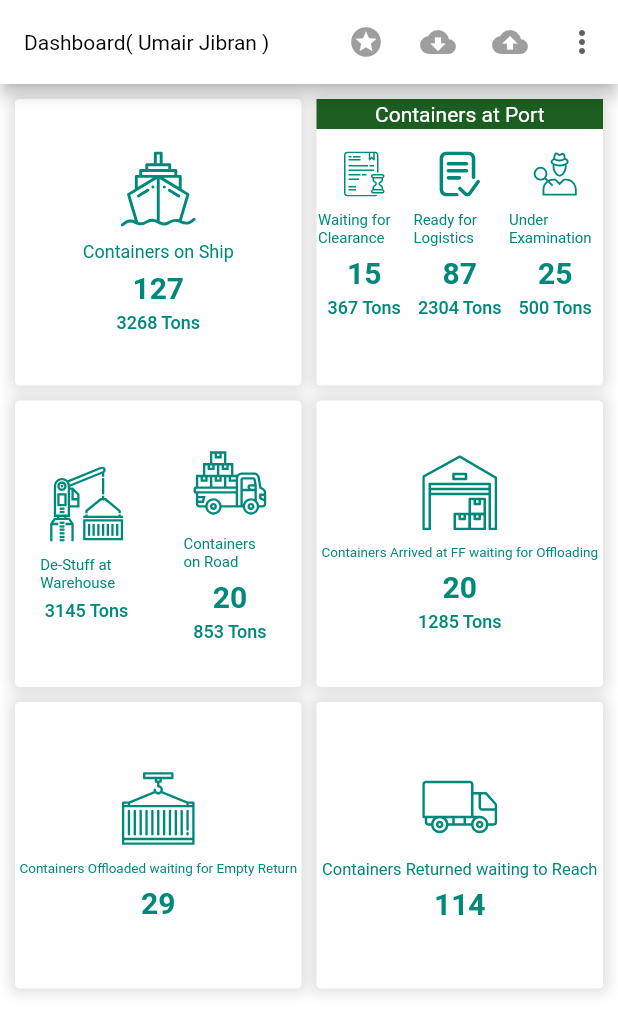
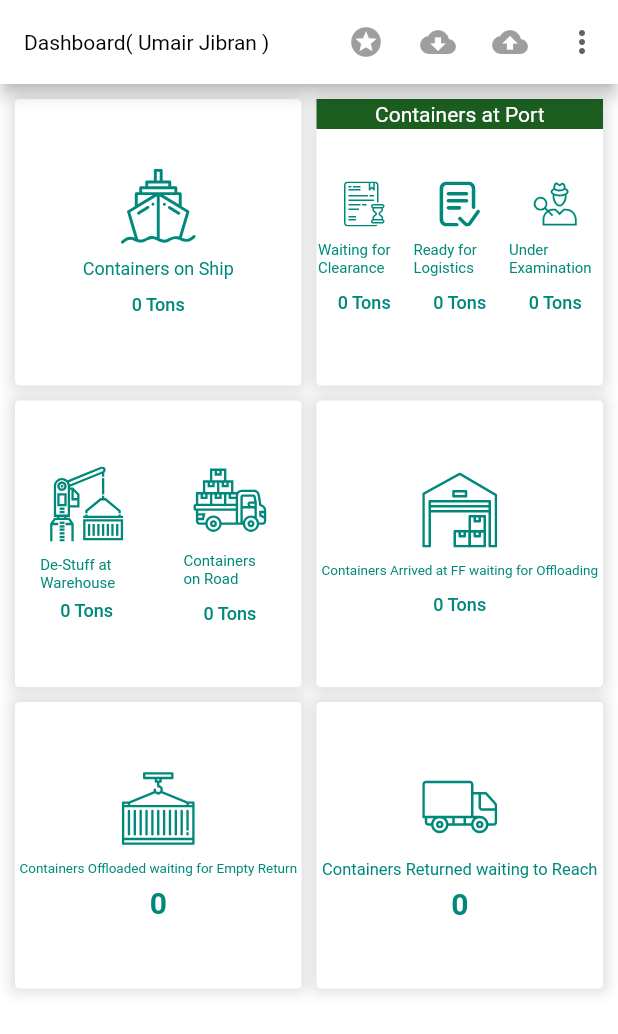
Before and after one commit to UmairJibran/otss_assignment, a Flutter app: the screen it shows after launch, on a phone screen of 412 x 824 dp. Shown: the top 1034 px of the screen. Run offline on Flutter 3.47's test engine with Material 2 defaults, Android fonts, the phone set to English and light mode, and no system bars; drawn by our look-alikes of auto_size_text; our stand-ins replace flutter_svg, sqflite; missing offline and left inert: hawk_fab_menu; accounts and stored records are empty.

Commit message:
completed sqflite

```diff
--- /dev/null
+++ b/lib/data/amount.dart
@@ -0,0 +1,11 @@
+final Map<String, int> amount = {
+  "cos": 0,
+  "wfc": 0,
+  "rfl": 0,
+  "ue": 0,
+  "dsaw": 0,
+  "cor": 0,
+  "caff": 0,
+  "cowf": 0,
+  "crw": 0
+};
--- /dev/null
+++ b/lib/model/database_helper.dart
@@ -0,0 +1,65 @@
+import 'dart:io';
+
+import 'package:path/path.dart';
+import 'package:sqflite/sqflite.dart';
+import 'package:path_provider/path_provider.dart';
+
+class DatabaseHelper {
+  static final _databaseName = "MyDatabase.db";
+  static final _databaseVersion = 1;
+
+  static final table = 'weights';
+
+  static final columnId = '_id';
+  static final columnType = 'type';
+  static final columnWeight = 'weight';
+
+  DatabaseHelper._privateConstructor();
+  static final DatabaseHelper instance = DatabaseHelper._privateConstructor();
+
+  static Database _database;
+  Future<Database> get database async {
+    if (_database != null) return _database;
+    // lazily instantiate the db the first time it is accessed
+    _database = await _initDatabase();
+    return _database;
+  }
+
+  _initDatabase() async {
+    Directory documentsDirectory = await getApplicationDocumentsDirectory();
+    String path = join(documentsDirectory.path, _databaseName);
+    return await openDatabase(path,
+        version: _databaseVersion, onCreate: _onCreate);
+  }
+
+  Future _onCreate(Database db, int version) async {
+    await db.execute('''
+          CREATE TABLE $table (
+            $columnId INTEGER PRIMARY KEY,
+            $columnType TEXT NOT NULL,
+            $columnWeight INTEGER NOT NULL
+          )
+          ''');
+  }
+
+  Future<int> insert(Map<String, dynamic> row) async {
+    Database db = await instance.database;
+    return await db.insert(table, row);
+  }
+
+  Future<List<Map<String, dynamic>>> queryAllRows() async {
+    Database db = await instance.database;
+    return await db.query(table);
+  }
+
+  Future<List<dynamic>> retrieve() async {
+    final Database db = await database;
+    final List<Map<String, dynamic>> rows = await db.query('$table');
+    return List.generate(rows.length, (i) {
+      return ({
+        "type": rows[i]['$columnType'],
+        "amount": rows[i]['$columnWeight']
+      });
+    });
+  }
+}
--- a/lib/screens/home.dart
+++ b/lib/screens/home.dart
@@ -1,14 +1,72 @@
 import 'package:flutter/material.dart';
 import 'package:hawk_fab_menu/hawk_fab_menu.dart';
+import 'package:otss_assignment/data/amount.dart';
+import 'package:otss_assignment/model/database_helper.dart';
 
 import 'add_data.dart';
 import 'home_screen.dart';
 
-class Home extends StatelessWidget {
+class Home extends StatefulWidget {
+  @override
+  _HomeState createState() => _HomeState();
+}
+
+class _HomeState extends State<Home> {
   final String userName = "Umair Jibran";
+  bool loaded = false;
+  final dbHelper = DatabaseHelper.instance;
+
+  loadData() {
+    dbHelper.retrieve().then((values) {
+      values.forEach((value) {
+        switch (value["type"]) {
+          case "cos":
+            amount["cos"] += value["amount"];
+            break;
+          case "wfc":
+            amount["wfc"] += value["amount"];
+            break;
+          case "rfl":
+            amount["rfl"] += value["amount"];
+            break;
+          case "ue":
+            amount["ue"] += value["amount"];
+            break;
+          case "dsaw":
+            amount["dsaw"] += value["amount"];
+            break;
+          case "cor":
+            amount["cor"] += value["amount"];
+            break;
+          case "caff":
+            amount["caff"] += value["amount"];
+            break;
+          case "cowf":
+            amount["cowf"] += value["amount"];
+            break;
+          case "crw":
+            amount["crw"] += value["amount"];
+            break;
+        }
+      });
+      setState(() {
+        loaded = true;
+      });
+    });
+  }
+
+  @override
+  void initState() {
+    super.initState();
+    setState(() {
+      loadData();
+    });
+  }
+
   @override
   Widget build(BuildContext context) {
-    return Scaffold(
+    return loaded
+        ? Scaffold(
             backgroundColor: Colors.white,
             appBar: AppBar(
               title: Text(
@@ -48,7 +106,6 @@ class Home extends StatelessWidget {
               icon: AnimatedIcons.add_event,
               iconColor: Colors.white,
               fabColor: Colors.orange,
-        // items: hawkFABS,
               items: [
                 HawkFabMenuItem(
                   label: 'Add Record',
@@ -103,6 +160,7 @@ class Home extends StatelessWidget {
               ].reversed.toList(),
               body: HomeScreen(),
             ),
-    );
+          )
+        : Center(child: CircularProgressIndicator());
   }
 }
--- a/lib/screens/home_screen.dart
+++ b/lib/screens/home_screen.dart
@@ -1,5 +1,5 @@
 import 'package:flutter/material.dart';
-import '../data/dummy.dart';
+import '../data/grids.dart';
 
 class HomeScreen extends StatelessWidget {
   @override
--- a/lib/widgets/grids/g1.dart
+++ b/lib/widgets/grids/g1.dart
@@ -1,5 +1,6 @@
 import 'package:flutter/material.dart';
 import 'package:flutter_svg/flutter_svg.dart';
+import 'package:otss_assignment/data/amount.dart';
 import '../grid_template.dart';
 
 class ContainersOnShip extends StatelessWidget {
@@ -26,17 +27,17 @@ class ContainersOnShip extends StatelessWidget {
               ),
             ),
             SizedBox(height: 5),
-            Text(
-              "127",
-              style: TextStyle(
-                fontSize: 20,
-                color: Colors.teal[600],
-                fontWeight: FontWeight.bold,
-              ),
-            ),
+            // Text(
+            //   "127",
+            //   style: TextStyle(
+            //     fontSize: 20,
+            //     color: Colors.teal[600],
+            //     fontWeight: FontWeight.bold,
+            //   ),
+            // ),
             SizedBox(height: 5),
             Text(
-              "3268 Tons",
+              "${amount["cos"].toString()} Tons",
               style: TextStyle(
                 fontSize: 12,
                 color: Colors.teal[600],
--- a/lib/widgets/grids/g2.dart
+++ b/lib/widgets/grids/g2.dart
@@ -21,7 +21,7 @@ class ContainersAtPort extends StatelessWidget {
             ),
           ),
         ),
-        SizedBox(height: 15),
+        SizedBox(height: 35),
         Row(
           mainAxisAlignment: MainAxisAlignment.spaceAround,
           crossAxisAlignment: CrossAxisAlignment.center,
--- a/lib/widgets/grids/g2/g2g1.dart
+++ b/lib/widgets/grids/g2/g2g1.dart
@@ -1,6 +1,7 @@
 import 'package:auto_size_text/auto_size_text.dart';
 import 'package:flutter/material.dart';
 import 'package:flutter_svg/flutter_svg.dart';
+import 'package:otss_assignment/data/amount.dart';
 
 class G2G1 extends StatelessWidget {
   @override
@@ -24,17 +25,17 @@ class G2G1 extends StatelessWidget {
             maxFontSize: 10.0,
           ),
           SizedBox(height: 5),
-          AutoSizeText(
-            "15",
-            style: TextStyle(
-              fontSize: 20,
-              color: Colors.teal[600],
-              fontWeight: FontWeight.bold,
-            ),
-          ),
+          // AutoSizeText(
+          //   "15",
+          //   style: TextStyle(
+          //     fontSize: 20,
+          //     color: Colors.teal[600],
+          //     fontWeight: FontWeight.bold,
+          //   ),
+          // ),
           SizedBox(height: 5),
           AutoSizeText(
-            "367 Tons",
+            '${amount["wfc"]} Tons',
             style: TextStyle(
               fontSize: 12,
               color: Colors.teal[600],
--- a/lib/widgets/grids/g2/g2g2.dart
+++ b/lib/widgets/grids/g2/g2g2.dart
@@ -1,6 +1,7 @@
 import 'package:auto_size_text/auto_size_text.dart';
 import 'package:flutter/material.dart';
 import 'package:flutter_svg/flutter_svg.dart';
+import 'package:otss_assignment/data/amount.dart';
 
 class G2G2 extends StatelessWidget {
   @override
@@ -24,17 +25,17 @@ class G2G2 extends StatelessWidget {
             maxFontSize: 10.0,
           ),
           SizedBox(height: 5),
-          AutoSizeText(
-            "87",
-            style: TextStyle(
-              fontSize: 20,
-              color: Colors.teal[600],
-              fontWeight: FontWeight.bold,
-            ),
-          ),
+          // AutoSizeText(
+          //   "87",
+          //   style: TextStyle(
+          //     fontSize: 20,
+          //     color: Colors.teal[600],
+          //     fontWeight: FontWeight.bold,
+          //   ),
+          // ),
           SizedBox(height: 5),
           AutoSizeText(
-            "2304 Tons",
+            '${amount["rfl"]} Tons',
             style: TextStyle(
               fontSize: 12,
               color: Colors.teal[600],
--- a/lib/widgets/grids/g2/g2g3.dart
+++ b/lib/widgets/grids/g2/g2g3.dart
@@ -1,6 +1,7 @@
 import 'package:auto_size_text/auto_size_text.dart';
 import 'package:flutter/material.dart';
 import 'package:flutter_svg/flutter_svg.dart';
+import 'package:otss_assignment/data/amount.dart';
 
 class G2G3 extends StatelessWidget {
   @override
@@ -24,17 +25,17 @@ class G2G3 extends StatelessWidget {
             maxFontSize: 10.0,
           ),
           SizedBox(height: 5),
-          AutoSizeText(
-            "25",
-            style: TextStyle(
-              fontSize: 20,
-              color: Colors.teal[600],
-              fontWeight: FontWeight.bold,
-            ),
-          ),
+          // AutoSizeText(
+          //   "25",
+          //   style: TextStyle(
+          //     fontSize: 20,
+          //     color: Colors.teal[600],
+          //     fontWeight: FontWeight.bold,
+          //   ),
+          // ),
           SizedBox(height: 5),
           AutoSizeText(
-            "500 Tons",
+            '${amount["ue"]} Tons',
             style: TextStyle(
               fontSize: 12,
               color: Colors.teal[600],
--- a/lib/widgets/grids/g3/g3g1.dart
+++ b/lib/widgets/grids/g3/g3g1.dart
@@ -1,6 +1,7 @@
 import 'package:auto_size_text/auto_size_text.dart';
 import 'package:flutter/material.dart';
 import 'package:flutter_svg/flutter_svg.dart';
+import 'package:otss_assignment/data/amount.dart';
 
 class G3G1 extends StatelessWidget {
   @override
@@ -25,7 +26,7 @@ class G3G1 extends StatelessWidget {
           ),
           SizedBox(height: 5),
           AutoSizeText(
-            "3145 Tons",
+            '${amount["dsaw"]} Tons',
             style: TextStyle(
               fontSize: 12,
               color: Colors.teal[600],
--- a/lib/widgets/grids/g3/g3g2.dart
+++ b/lib/widgets/grids/g3/g3g2.dart
@@ -1,6 +1,7 @@
 import 'package:auto_size_text/auto_size_text.dart';
 import 'package:flutter/material.dart';
 import 'package:flutter_svg/flutter_svg.dart';
+import 'package:otss_assignment/data/amount.dart';
 
 class G3G2 extends StatelessWidget {
   @override
@@ -24,17 +25,17 @@ class G3G2 extends StatelessWidget {
             maxFontSize: 10.0,
           ),
           SizedBox(height: 5),
-          AutoSizeText(
-            "20",
-            style: TextStyle(
-              fontSize: 20,
-              color: Colors.teal[600],
-              fontWeight: FontWeight.bold,
-            ),
-          ),
+          // AutoSizeText(
+          //   "20",
+          //   style: TextStyle(
+          //     fontSize: 20,
+          //     color: Colors.teal[600],
+          //     fontWeight: FontWeight.bold,
+          //   ),
+          // ),
           SizedBox(height: 5),
           AutoSizeText(
-            "853 Tons",
+            '${amount["cor"]} Tons',
             style: TextStyle(
               fontSize: 12,
               color: Colors.teal[600],
--- a/lib/widgets/grids/g4.dart
+++ b/lib/widgets/grids/g4.dart
@@ -1,6 +1,7 @@
 import 'package:auto_size_text/auto_size_text.dart';
 import 'package:flutter/material.dart';
 import 'package:flutter_svg/flutter_svg.dart';
+import 'package:otss_assignment/data/amount.dart';
 import '../grid_template.dart';
 
 class ContainersArrivedAndWaitingForOffloading extends StatelessWidget {
@@ -27,17 +28,17 @@ class ContainersArrivedAndWaitingForOffloading extends StatelessWidget {
             minFontSize: 6,
           ),
           SizedBox(height: 5),
-          Text(
-            "20",
-            style: TextStyle(
-              fontSize: 20,
-              color: Colors.teal[600],
-              fontWeight: FontWeight.bold,
-            ),
-          ),
+          // Text(
+          //   "20",
+          //   style: TextStyle(
+          //     fontSize: 20,
+          //     color: Colors.teal[600],
+          //     fontWeight: FontWeight.bold,
+          //   ),
+          // ),
           SizedBox(height: 5),
           Text(
-            "1285 Tons",
+            '${amount["caff"]} Tons',
             style: TextStyle(
               fontSize: 12,
               color: Colors.teal[600],
--- a/lib/widgets/grids/g5.dart
+++ b/lib/widgets/grids/g5.dart
@@ -1,6 +1,7 @@
 import 'package:auto_size_text/auto_size_text.dart';
 import 'package:flutter/material.dart';
 import 'package:flutter_svg/flutter_svg.dart';
+import 'package:otss_assignment/data/amount.dart';
 import '../grid_template.dart';
 
 class ContainersOffloadedWaitingForEmptyReturn extends StatelessWidget {
@@ -28,7 +29,7 @@ class ContainersOffloadedWaitingForEmptyReturn extends StatelessWidget {
           ),
           SizedBox(height: 5),
           Text(
-            "29",
+            '${amount["cowf"]}',
             style: TextStyle(
               fontSize: 20,
               color: Colors.teal[600],
--- a/lib/widgets/grids/g6.dart
+++ b/lib/widgets/grids/g6.dart
@@ -1,6 +1,7 @@
 import 'package:auto_size_text/auto_size_text.dart';
 import 'package:flutter/material.dart';
 import 'package:flutter_svg/flutter_svg.dart';
+import 'package:otss_assignment/data/amount.dart';
 import '../grid_template.dart';
 
 class ContainersReturnedWaitingToReach extends StatelessWidget {
@@ -28,7 +29,7 @@ class ContainersReturnedWaitingToReach extends StatelessWidget {
           ),
           SizedBox(height: 5),
           Text(
-            "114",
+            '${amount["crw"]}',
             style: TextStyle(
               fontSize: 20,
               color: Colors.teal[600],
--- a/pubspec.yaml
+++ b/pubspec.yaml
@@ -30,6 +30,8 @@ dependencies:
   auto_size_text: ^2.1.0
   hawk_fab_menu: ^0.3.2
   flutter_svg: ^0.18.1
+  sqflite: ^1.3.1+1
+  path_provider: ^1.6.14
 
 dev_dependencies:
   flutter_test:
```
Also changed, not shown: lib/screens/add_data.dart (+14 -1 lines), lib/data/grids.dart (renamed from lib/data/dummy.dart), pubspec.lock. Lines whose indentation alone changed are shown as unchanged.
